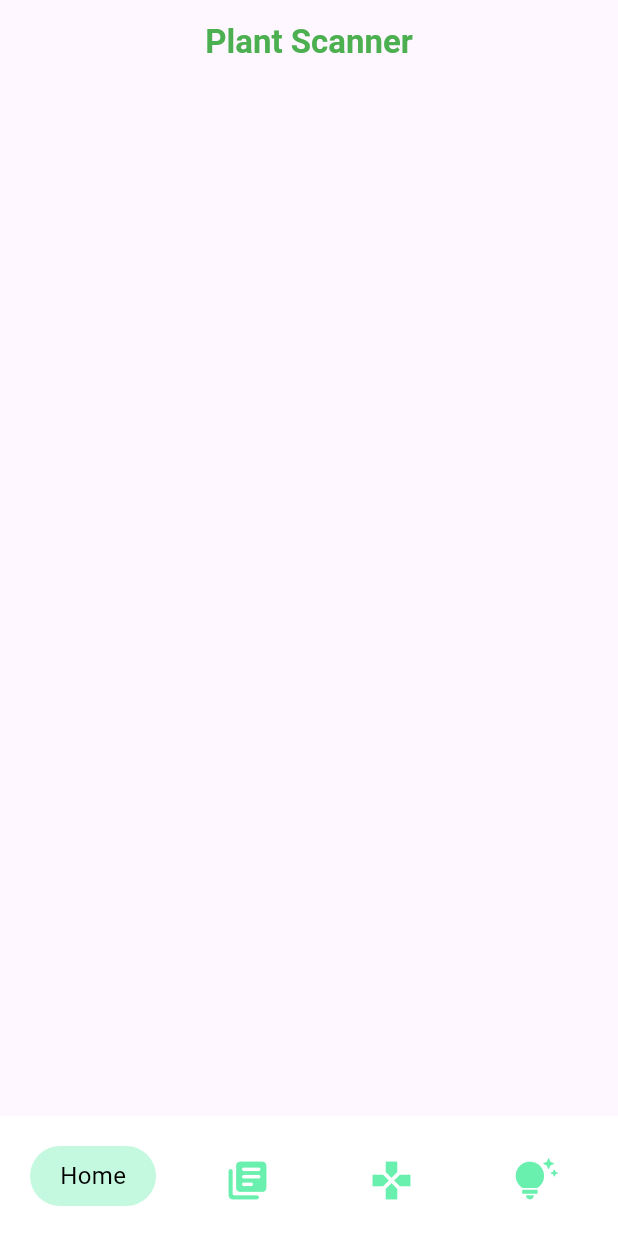
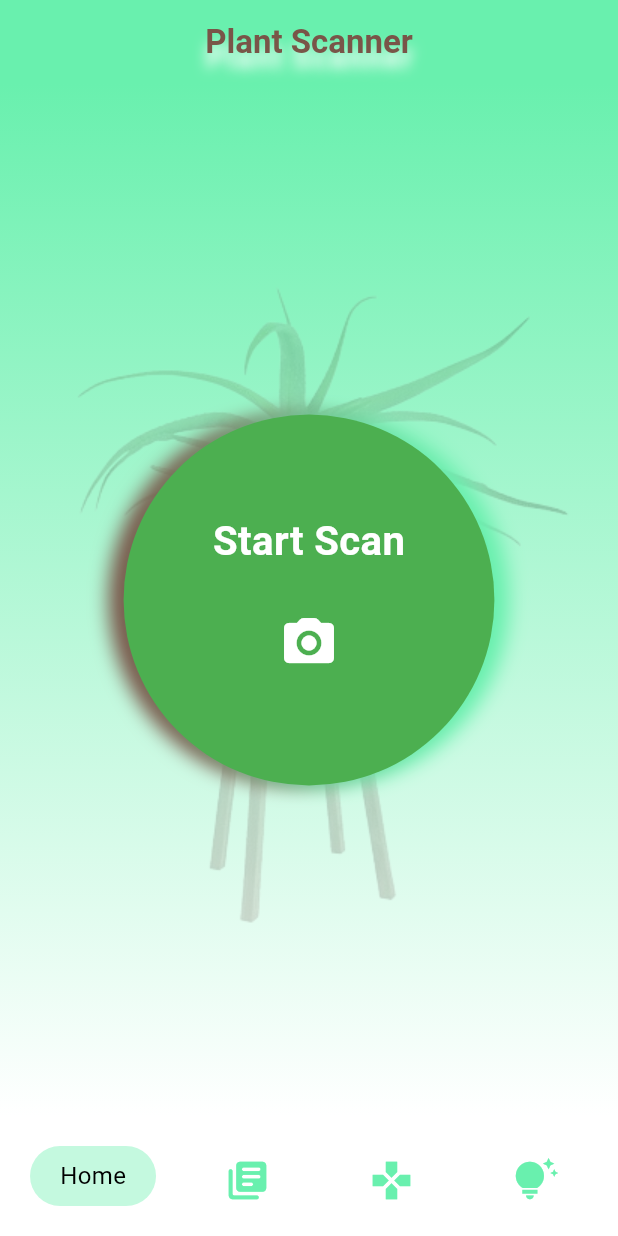
Before and after one commit to AAELBDAWY1318/plant_game, a Flutter app: the screen it shows after launch, on a phone screen of 412 x 824 dp. Run offline on Flutter 3.47's test engine with Material 3 defaults, Android fonts, the light colour scheme and no system bars; our stand-ins replace get_it.

Commit message:
add custom scanner button

```diff
--- a/lib/features/home/presentation/view/home.dart
+++ b/lib/features/home/presentation/view/home.dart
@@ -1,4 +1,6 @@
 import 'package:flutter/material.dart';
+
+import 'package:plant_game/features/home/presentation/widgets/custom_scanner_button.dart';
 
 class HomeView extends StatelessWidget {
   const HomeView({super.key});
@@ -6,17 +8,47 @@ class HomeView extends StatelessWidget {
   @override
   Widget build(BuildContext context) {
     return Scaffold(
+      backgroundColor: Colors.white,
       appBar: AppBar(
         title: const Text(
           "Plant Scanner",
           style: TextStyle(
-            color: Colors.green,
+            color: Colors.brown,
             fontSize: 22.0,
             fontWeight: FontWeight.w700,
-
+            shadows: [
+              BoxShadow(
+                color: Colors.white,
+                blurRadius: 10.0,
+                offset: Offset(0, 10),
+              )
+            ],
           ),
         ),
         centerTitle: true,
+        elevation: 0.0,
+        backgroundColor: Colors.greenAccent,
+      ),
+      body: Container(
+        decoration: const BoxDecoration(
+          image: DecorationImage(
+            image: AssetImage(
+              "assets/images/plant.png",
+            ),
+            opacity: 0.2,
+          ),
+          gradient: LinearGradient(
+            colors: [
+              Colors.greenAccent,
+              Colors.white,
+            ],
+            begin: Alignment.topCenter,
+            end: Alignment.bottomCenter,
+          ),
+        ),
+        child: const Center(
+          child: CustomScannerButton(),
+        ),
       ),
     );
   }
--- /dev/null
+++ b/lib/features/home/presentation/widgets/custom_scanner_button.dart
@@ -0,0 +1,64 @@
+import 'dart:developer';
+
+import 'package:flutter/material.dart';
+import 'package:plant_game/core/dj/service_locator.dart';
+import 'package:plant_game/core/utils/size_config.dart';
+
+class CustomScannerButton extends StatelessWidget {
+  const CustomScannerButton({super.key});
+
+  @override
+  Widget build(BuildContext context) {
+    sl<SizeConfig>().init(context);
+    return GestureDetector(
+      onTap: (){
+        log("Scanner Tapped");
+      },
+      child: Container(
+        width: sl<SizeConfig>().screenWidth! * 0.6,
+        height: sl<SizeConfig>().screenWidth! * 0.6,
+        padding: EdgeInsets.symmetric(
+          vertical: sl<SizeConfig>().screenHeight! * 0.08,
+        ),
+        decoration: const BoxDecoration(
+          color: Colors.green,
+          shape: BoxShape.circle,
+          boxShadow: [
+            BoxShadow(
+              color: Colors.brown,
+              blurRadius: 10.0,
+              offset: Offset(-10, 0),
+            ),
+            BoxShadow(
+              color: Colors.greenAccent,
+              blurRadius: 10.0,
+              offset: Offset(10, 0),
+            ),
+          ],
+        ),
+        child: Column(
+          mainAxisAlignment: MainAxisAlignment.center,
+          children: [
+            Expanded(
+              child: Text(
+                "Start Scan",
+                style: TextStyle(
+                  fontSize: sl<SizeConfig>().screenWidth! * 0.065,
+                  fontWeight: FontWeight.bold,
+                  color: Colors.white,
+                ),
+              ),
+            ),
+            const Expanded(
+              child: Icon(
+                Icons.camera_alt_rounded,
+                color: Colors.white,
+                size: 40.0,
+              ),
+            ),
+          ],
+        ),
+      ),
+    );
+  }
+}
```
